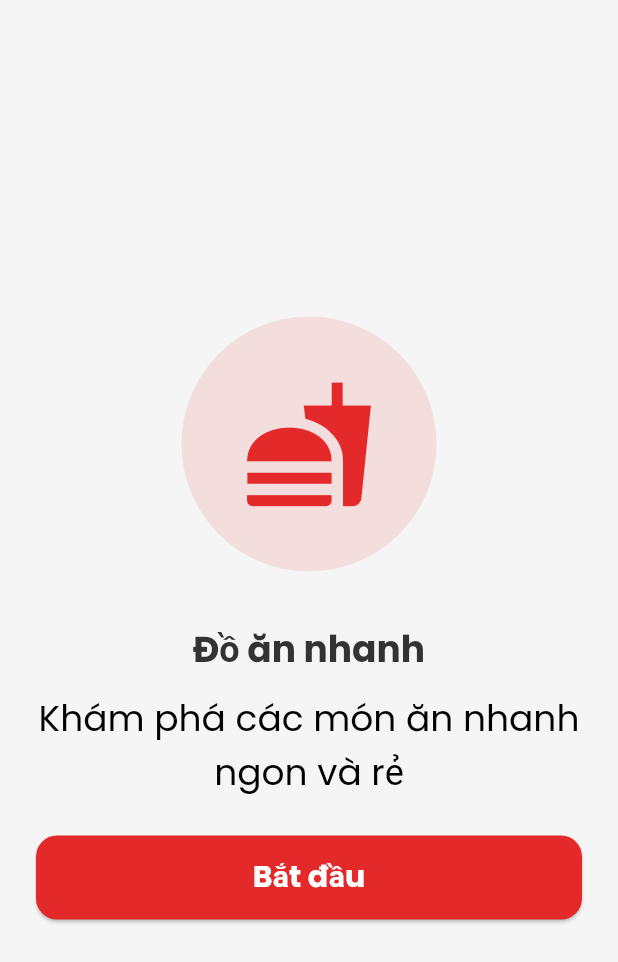
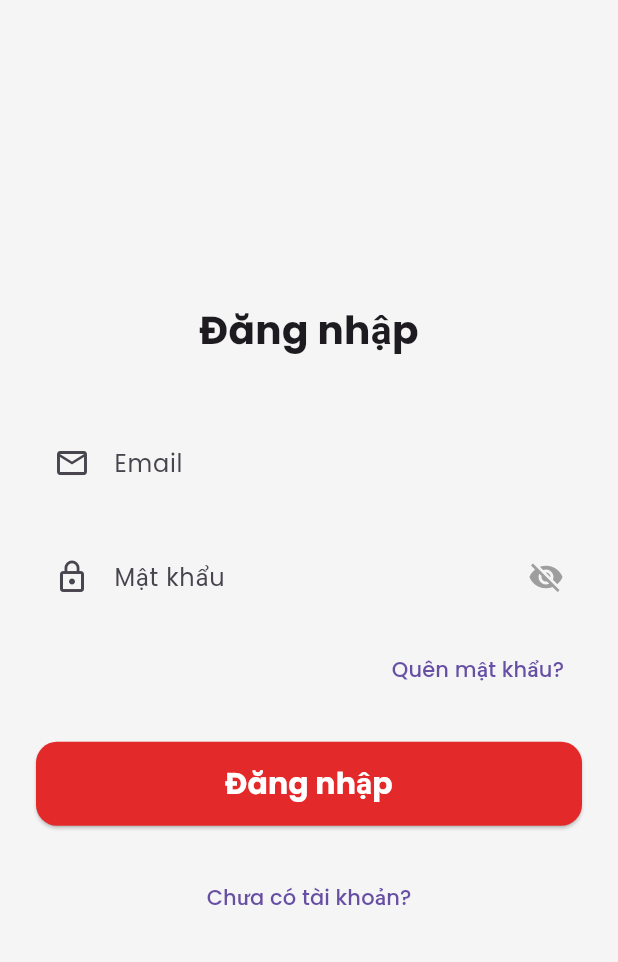
Before and after one commit to Khangle272/app_do_an_nhanh, a Flutter app: the screen it shows after launch, after a tap on "Bắt đầu", on a phone screen of 412 x 824 dp. Shown: the top 962 px of the screen. Run offline on Flutter 3.47's test engine with Material 3 defaults, Android fonts, the phone set to English and light mode, and no system bars; our stand-ins replace google_fonts.

Commit message:
Add login screen and implement navigation from onboarding (#6)

```diff
--- a/lib/main.dart
+++ b/lib/main.dart
@@ -1,3 +1,4 @@
+import 'package:app_do_an_nhanh/screens/login_screen.dart';
 import 'package:app_do_an_nhanh/screens/onboarding_screen.dart';
 import 'package:app_do_an_nhanh/utils/app_theme.dart';
 import 'package:flutter/material.dart';
@@ -14,7 +15,11 @@ class MyApp extends StatelessWidget {
     return MaterialApp(
       debugShowCheckedModeBanner: false,
       theme: AppTheme.lightTheme,
-      home: const OnboardingScreen(),
+      initialRoute: '/',
+      routes: {
+        '/': (context) => const OnboardingScreen(),
+        '/login': (context) => const LoginScreen(),
+      },
     );
   }
 }
--- /dev/null
+++ b/lib/screens/login_screen.dart
@@ -0,0 +1,90 @@
+import 'package:app_do_an_nhanh/utils/app_colors.dart';
+import 'package:app_do_an_nhanh/widgets/custom_textfield.dart';
+import 'package:app_do_an_nhanh/widgets/primary_button.dart';
+import 'package:flutter/material.dart';
+
+class LoginScreen extends StatefulWidget {
+  const LoginScreen({super.key});
+
+  @override
+  State<LoginScreen> createState() => _LoginScreenState();
+}
+
+class _LoginScreenState extends State<LoginScreen> {
+  @override
+  Widget build(BuildContext context) {
+    return Scaffold(
+      body: SafeArea(
+        child: Center(
+          child: SingleChildScrollView(
+            // Prevents overflow when keyboard appears
+            padding: const EdgeInsets.symmetric(horizontal: 24, vertical: 16),
+            child: Column(
+              mainAxisAlignment: MainAxisAlignment.center,
+              crossAxisAlignment: CrossAxisAlignment.start,
+              children: [
+                const Center(
+                  child: Text(
+                    "Đăng nhập",
+                    style: TextStyle(fontSize: 26, fontWeight: FontWeight.w700),
+                  ),
+                ),
+
+                const SizedBox(height: 40),
+
+                // Email Field
+                const CustomTextfield(
+                  hintText: "Email",
+                  prefixIcon: Icons.email_outlined,
+                  keyboardType: TextInputType.emailAddress,
+                ),
+
+                const SizedBox(height: 16),
+
+                // Password Field
+                const CustomTextfield(
+                  hintText: "Mật khẩu",
+                  prefixIcon: Icons.lock_outline,
+                  isPassword: true,
+                ),
+
+                const SizedBox(height: 8),
+
+                // Forgot Password link
+                Align(
+                  alignment: Alignment.centerRight,
+                  child: TextButton(
+                    onPressed: () {},
+                    child: const Text("Quên mật khẩu?"),
+                  ),
+                ),
+
+                const SizedBox(height: 24),
+
+                // Login Button
+                PrimaryButton(
+                  text: "Đăng nhập",
+                  width: double.infinity,
+                  height: 56,
+                  backgroundColor: AppColors.primary,
+                  textColor: Colors.white,
+                  onPressed: () {},
+                ),
+
+                const SizedBox(height: 24),
+
+                Align(
+                  alignment: Alignment.center,
+                  child: TextButton(
+                    onPressed: () {},
+                    child: const Text("Chưa có tài khoản?"),
+                  ),
+                ),
+              ],
+            ),
+          ),
+        ),
+      ),
+    );
+  }
+}
--- a/lib/screens/onboarding_screen.dart
+++ b/lib/screens/onboarding_screen.dart
@@ -1,4 +1,5 @@
 import 'package:app_do_an_nhanh/utils/app_colors.dart';
+import 'package:app_do_an_nhanh/widgets/primary_button.dart';
 import 'package:flutter/material.dart';
 
 class OnboardingScreen extends StatelessWidget {
@@ -55,26 +56,15 @@ class OnboardingScreen extends StatelessWidget {
 
                 const SizedBox(height: 24),
 
-                SizedBox(
+                PrimaryButton(
+                  text: "Bắt đầu",
+                  onPressed: () {
+                    Navigator.pushReplacementNamed(context, "/login");
+                  },
+                  backgroundColor: AppColors.primary,
+                  textColor: Colors.white,
                   width: double.infinity,
                   height: 56,
-                  child: ElevatedButton(
-                    onPressed: () => {},
-                    style: ElevatedButton.styleFrom(
-                      backgroundColor: AppColors.primary,
-                      foregroundColor: Colors.white,
-                      shape: RoundedRectangleBorder(
-                        borderRadius: BorderRadius.circular(14),
-                      ),
-                    ),
-                    child: Text(
-                      "Bắt đầu",
-                      style: const TextStyle(
-                        fontSize: 20,
-                        fontWeight: FontWeight.w700,
-                      ),
-                    ),
-                  ),
                 ),
               ],
             ),
--- /dev/null
+++ b/lib/widgets/custom_textfield.dart
@@ -0,0 +1,71 @@
+import 'package:flutter/material.dart';
+
+class CustomTextfield extends StatefulWidget {
+  final String hintText;
+  final bool isPassword;
+  final IconData? prefixIcon;
+  final TextInputType? keyboardType;
+
+  const CustomTextfield({
+    super.key,
+    required this.hintText,
+    this.isPassword = false,
+    this.prefixIcon,
+    this.keyboardType,
+  });
+
+  @override
+  State<CustomTextfield> createState() => _CustomTextfieldState();
+}
+
+class _CustomTextfieldState extends State<CustomTextfield> {
+  bool _obscureText = true;
+
+  @override
+  void initState() {
+    super.initState();
+    _obscureText = widget.isPassword;
+  }
+
+  @override
+  Widget build(BuildContext context) {
+    return TextField(
+      obscureText: _obscureText,
+      keyboardType: widget.keyboardType,
+      decoration: InputDecoration(
+        hintText: widget.hintText,
+        prefixIcon: widget.prefixIcon != null ? Icon(widget.prefixIcon) : null,
+        suffixIcon: widget.isPassword
+            ? IconButton(
+                icon: Icon(
+                  _obscureText ? Icons.visibility_off : Icons.visibility,
+                  color: Colors.grey,
+                ),
+                onPressed: () {
+                  setState(() {
+                    _obscureText = !_obscureText;
+                  });
+                },
+              )
+            : null,
+        filled: true,
+        fillColor: Colors.grey[100],
+        border: OutlineInputBorder(
+          borderRadius: BorderRadius.circular(14),
+          borderSide: BorderSide.none,
+        ),
+        focusedBorder: OutlineInputBorder(
+          borderRadius: BorderRadius.circular(14),
+          borderSide: BorderSide(
+            color: Theme.of(context).primaryColor,
+            width: 1.5,
+          ),
+        ),
+        contentPadding: const EdgeInsets.symmetric(
+          horizontal: 16,
+          vertical: 18,
+        ),
+      ),
+    );
+  }
+}
--- /dev/null
+++ b/lib/widgets/primary_button.dart
@@ -0,0 +1,43 @@
+import 'package:flutter/material.dart';
+import 'package:app_do_an_nhanh/utils/app_colors.dart';
+
+class PrimaryButton extends StatelessWidget {
+  final String text;
+  final VoidCallback onPressed;
+  final Color? backgroundColor;
+  final Color? textColor;
+  final double? height;
+  final double? width;
+
+  const PrimaryButton({
+    super.key,
+    required this.text,
+    required this.onPressed,
+    this.backgroundColor,
+    this.textColor,
+    this.height,
+    this.width,
+  });
+
+  @override
+  Widget build(BuildContext context) {
+    return SizedBox(
+      width: width,
+      height: height,
+      child: ElevatedButton(
+        onPressed: onPressed,
+        style: ElevatedButton.styleFrom(
+          backgroundColor: backgroundColor,
+          foregroundColor: textColor,
+          shape: RoundedRectangleBorder(
+            borderRadius: BorderRadius.circular(14),
+          ),
+        ),
+        child: Text(
+          text,
+          style: const TextStyle(fontSize: 20, fontWeight: FontWeight.w700),
+        ),
+      ),
+    );
+  }
+}
```
Also changed, not shown: 1 other file.
